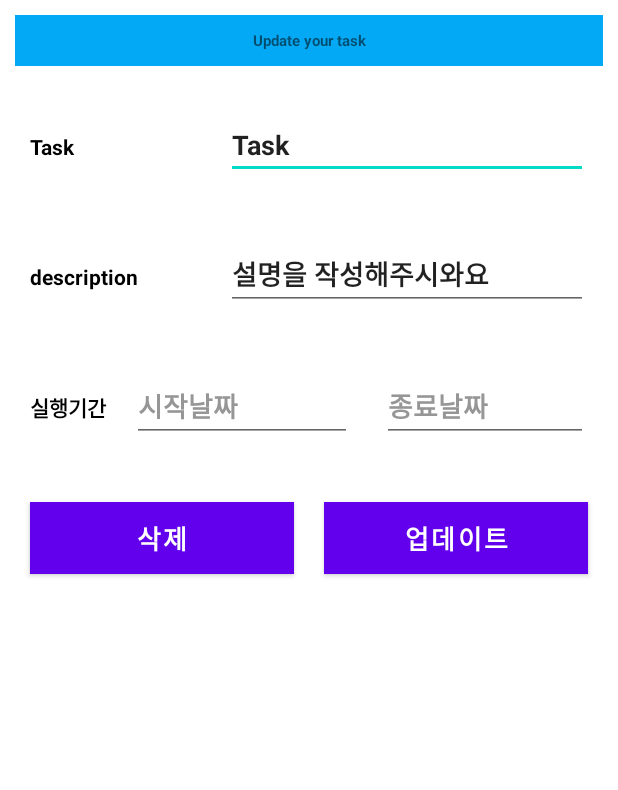
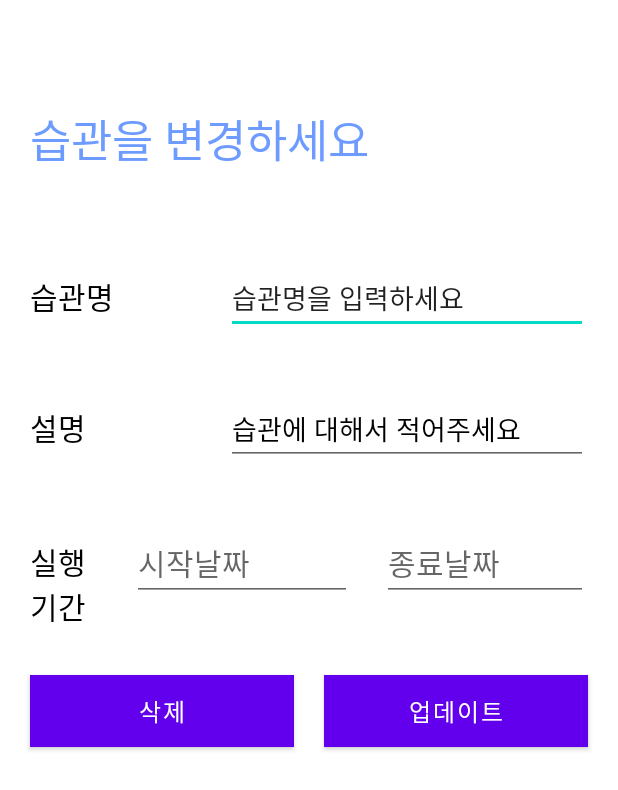
Before and after one commit to ChristineYJKIM/Miracle, an Android app: the layout update_date.xml on its own in the app's theme, with its tools: preview values and no code run, on a phone screen of 412 x 824 dp. Shown: the top 790 px of the screen. Run offline under Robolectric (Android 15) with nearby library versions, the phone set to English and light mode, and no system bars.

Commit message:
design change a little

```diff
--- a/app/build.gradle
+++ b/app/build.gradle
@@ -46,7 +46,9 @@ dependencies {
     androidTestImplementation 'androidx.test.ext:junit:1.1.3'
     androidTestImplementation 'androidx.test.espresso:espresso-core:3.4.0'
 
-//firebase 새로 추가했심!
+    implementation fileTree(dir: 'libs', include: ['*.jar'])
+
+    //firebase 새로 추가했심!
     implementation platform('com.google.firebase:firebase-bom:30.3.2')
     implementation 'com.google.firebase:firebase-analytics'
 
--- a/app/src/main/res/layout/input_file.xml
+++ b/app/src/main/res/layout/input_file.xml
@@ -11,9 +11,8 @@
         android:layout_height="204dp"
         android:layout_margin="10dp"
         android:background="#03A9F4"
-        android:gravity="center"
         android:padding="10dp"
-        android:text="루틴 추가"
+        android:text="습관 만들기"
         android:textColor="#FFFFFF"
         android:textSize="28sp"
         android:textStyle="bold" />
--- a/app/src/main/res/layout/update_date.xml
+++ b/app/src/main/res/layout/update_date.xml
@@ -8,13 +8,14 @@
     <TextView
         android:layout_width="match_parent"
         android:layout_height="wrap_content"
-        android:layout_margin="10dp"
-        android:text="Update your task"
-        android:gravity="center"
-        android:background="#03A9F4"
+        android:layout_marginLeft="10dp"
+        android:text="습관을 변경하세요"
         android:padding="10dp"
-        android:textSize="10dp"
-        android:textStyle="bold"/>
+        android:textSize="30sp"
+        android:layout_marginTop="60dp"
+        android:layout_marginBottom="30dp"
+        android:textColor="@color/mainblue"
+        android:fontFamily="@font/gmarketsans_medium"/>
 
     <LinearLayout
         android:layout_width="match_parent"
@@ -34,9 +35,10 @@
                 android:layout_marginTop="10dp"
                 android:layout_marginEnd="10dp"
                 android:layout_marginBottom="10dp"
-                android:text="Task"
-                android:textColor="#000"
-                android:textStyle="bold" />
+                android:text="습관명"
+                android:textColor="@color/black"
+                android:fontFamily="@font/gmarketsans_medium"
+                android:textSize="20sp"/>
 
         </RelativeLayout>
 
@@ -53,9 +55,10 @@
                 android:layout_marginTop="10dp"
                 android:layout_marginEnd="10dp"
                 android:layout_marginBottom="10dp"
-                android:text="Task"
-                android:textColorHint="#969696"
-                android:textStyle="bold" />
+                android:fontFamily="@font/gmarketsans_medium"
+                android:text="습관명을 입력하세요"
+                android:textColorHint="@color/gray"
+                android:textSize="18sp" />
 
         </RelativeLayout>
 
@@ -76,9 +79,10 @@
             <TextView
                 android:layout_width="match_parent"
                 android:layout_height="wrap_content"
-                android:text="description"
-                android:textStyle="bold"
-                android:textColor="#000"
+                android:text="설명"
+                android:textColor="@color/black"
+                android:fontFamily="@font/gmarketsans_medium"
+                android:textSize="20sp"
                 android:layout_margin="10dp"/>
 
         </RelativeLayout>
@@ -96,9 +100,10 @@
                 android:layout_marginTop="10dp"
                 android:layout_marginEnd="10dp"
                 android:layout_marginBottom="10dp"
-                android:text="설명을 작성해주시와요"
-                android:textColorHint="#969696"
-                android:textStyle="bold" />
+                android:text="습관에 대해서 적어주세요"
+                android:textColor="@color/black"
+                android:fontFamily="@font/gmarketsans_medium"
+                android:textSize="18sp"/>
 
         </RelativeLayout>
 
@@ -123,9 +128,10 @@
                 android:layout_marginTop="10dp"
                 android:layout_marginEnd="10dp"
                 android:layout_marginBottom="10dp"
-                android:text="실행기간"
-                android:textColor="#000"
-                android:textStyle="bold" />
+                android:text="실행 기간"
+                android:textColor="@color/black"
+                android:fontFamily="@font/gmarketsans_medium"
+                android:textSize="20sp"/>
 
         </RelativeLayout>
 
@@ -144,9 +150,9 @@
                 android:calendarViewShown="false"
                 android:datePickerMode="spinner"
                 android:hint="시작날짜"
-                android:textColor="#000"
-                android:textColorHint="#969696"
-                android:textStyle="bold" />
+                android:textColor="@color/black"
+                android:fontFamily="@font/gmarketsans_medium"
+                android:textSize="20sp" />
 
         </RelativeLayout>
 
@@ -164,9 +170,9 @@
                 android:layout_marginEnd="10dp"
                 android:layout_marginBottom="10dp"
                 android:hint="종료날짜"
-                android:textColor="#000"
-                android:textColorHint="#969696"
-                android:textStyle="bold" />
+                android:textColor="@color/black"
+                android:fontFamily="@font/gmarketsans_medium"
+                android:textSize="20sp"/>
 
         </RelativeLayout>
 
@@ -200,11 +206,11 @@
                 android:layout_marginTop="10dp"
                 android:layout_marginEnd="10dp"
                 android:layout_marginBottom="10dp"
-                android:background="#03A9F4"
+                android:background="@color/mainblue"
                 android:text="삭제"
                 android:textAllCaps="false"
-                android:textSize="17dp"
-                android:textStyle="bold" />
+                android:fontFamily="@font/gmarketsans_medium"
+                android:textSize="16sp" />
 
         </RelativeLayout>
 
@@ -225,8 +231,8 @@
                 android:background="#03A9F4"
                 android:text="업데이트"
                 android:textAllCaps="false"
-                android:textSize="17dp"
-                android:textStyle="bold" />
+                android:fontFamily="@font/gmarketsans_medium"
+                android:textSize="16sp" />
 
         </RelativeLayout>
     </LinearLayout>
--- a/app/src/main/res/values/themes.xml
+++ b/app/src/main/res/values/themes.xml
@@ -1,10 +1,6 @@
 <resources xmlns:tools="http://schemas.android.com/tools">
     <!-- Base application theme. -->
     <style name="Theme.Community2" parent="Theme.MaterialComponents.Light.NoActionBar">
-        <!-- Primary brand color. -->
-        <item name="colorPrimary">@color/purple_500</item>
-        <item name="colorPrimaryVariant">@color/purple_700</item>
-        <item name="colorOnPrimary">@color/white</item>
     </style>
     <style name="SplashTheme" parent="Theme.MaterialComponents.Light.NoActionBar">
         <item name="android:windowBackground">@drawable/splash</item>
```
